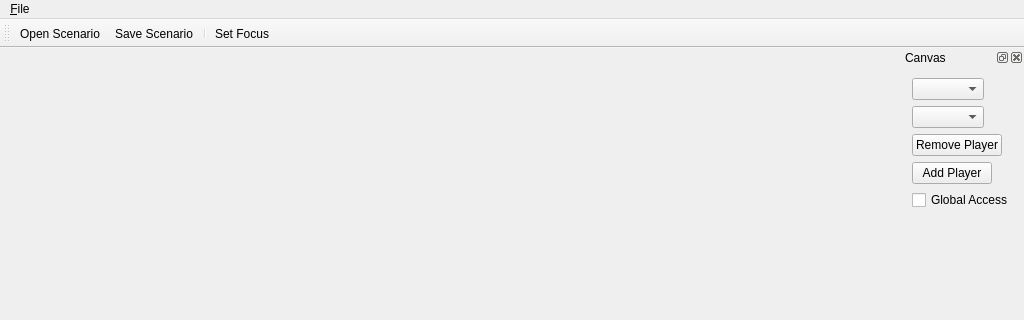
Qt form mainwindow.ui (vos/planetattack) before a commit; both pictures show x 0 to 1024 and y 0 to 320 of the 1024 by 768 pixel window.
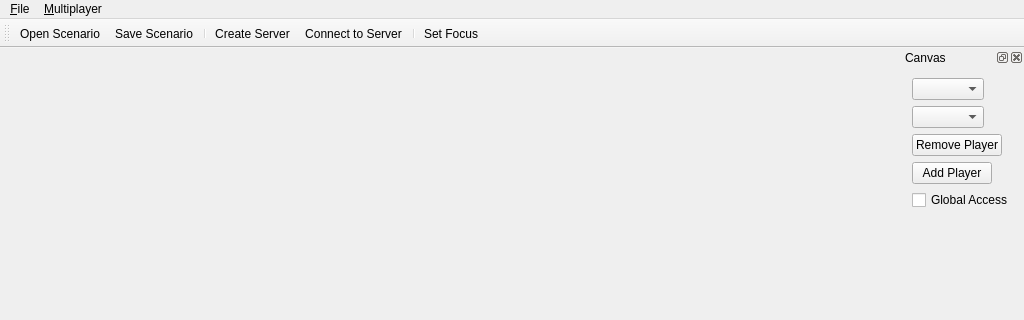
The same form after that commit.

Commit message: added multiplayer core implementation

```diff
--- a/mainwindow.ui
+++ b/mainwindow.ui
@@ -32,7 +32,15 @@
     <addaction name="action_saveScenario"/>
     <addaction name="action_saveScenarioAs"/>
    </widget>
+   <widget class="QMenu" name="menu_Multiplayer">
+    <property name="title">
+     <string>&amp;Multiplayer</string>
+    </property>
+    <addaction name="action_createServer"/>
+    <addaction name="action_ConnectToServer"/>
+   </widget>
    <addaction name="menu_File"/>
+   <addaction name="menu_Multiplayer"/>
   </widget>
   <widget class="QToolBar" name="mainToolBar">
    <attribute name="toolBarArea">
@@ -44,6 +52,9 @@
    <addaction name="action_openScenario"/>
    <addaction name="action_saveScenario"/>
    <addaction name="separator"/>
+   <addaction name="action_createServer"/>
+   <addaction name="action_ConnectToServer"/>
+   <addaction name="separator"/>
    <addaction name="action_setFocus"/>
   </widget>
   <widget class="QStatusBar" name="statusBar"/>
@@ -135,6 +146,19 @@
     <string>Ctrl+N</string>
    </property>
   </action>
+  <action name="action_createServer">
+   <property name="text">
+    <string>Create &amp;Server</string>
+   </property>
+  </action>
+  <action name="action_ConnectToServer">
+   <property name="text">
+    <string>&amp;Connect to Server</string>
+   </property>
+   <property name="toolTip">
+    <string>Connect to Server</string>
+   </property>
+  </action>
  </widget>
  <layoutdefault spacing="6" margin="11"/>
  <resources/>
```
The commit also changes 9 other files.
